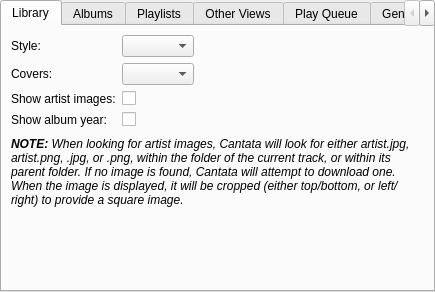
Before: the Qt Designer form gui/interfacesettings.ui in polpo/cantata-mac, drawn with Qt 5.
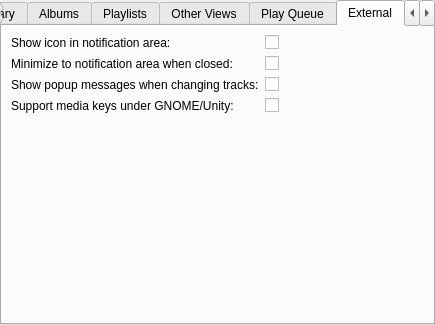
After: the same form once the commit is applied. The open tabs and pages were chosen to show the change. Custom widgets are drawn as their Qt base class.

Commit message: Merge 'External Settings' into 'Interface Settings'

The edit to the form file:
```diff
--- a/gui/interfacesettings.ui
+++ b/gui/interfacesettings.ui
@@ -7,7 +7,7 @@
     <x>0</x>
     <y>0</y>
     <width>435</width>
-    <height>292</height>
+    <height>325</height>
    </rect>
   </property>
   <property name="windowTitle">
@@ -388,6 +388,80 @@
        </item>
       </layout>
      </widget>
+     <widget class="QWidget" name="tab_7">
+      <attribute name="title">
+       <string>External</string>
+      </attribute>
+      <layout class="QFormLayout" name="formLayout_7">
+       <item row="0" column="0">
+        <widget class="BuddyLabel" name="label_10">
+         <property name="text">
+          <string>Show icon in notification area:</string>
+         </property>
+         <property name="buddy">
+          <cstring>systemTrayCheckBox</cstring>
+         </property>
+        </widget>
+       </item>
+       <item row="0" column="1">
+        <widget class="OnOffButton" name="systemTrayCheckBox">
+         <property name="enabled">
+          <bool>true</bool>
+         </property>
+         <property name="text">
+          <string/>
+         </property>
+        </widget>
+       </item>
+       <item row="1" column="0">
+        <widget class="BuddyLabel" name="minimiseOnCloseLabel">
+         <property name="text">
+          <string>Minimize to notification area when closed:</string>
+         </property>
+         <property name="buddy">
+          <cstring>minimiseOnClose</cstring>
+         </property>
+        </widget>
+       </item>
+       <item row="1" column="1">
+        <widget class="OnOffButton" name="minimiseOnClose">
+         <property name="enabled">
+          <bool>true</bool>
+         </property>
+         <property name="text">
+          <string/>
+         </property>
+        </widget>
+       </item>
+       <item row="2" column="0">
+        <widget class="BuddyLabel" name="label_11">
+         <property name="text">
+          <string>Show popup messages when changing tracks:</string>
+         </property>
+         <property name="buddy">
+          <cstring>systemTrayPopup</cstring>
+         </property>
+        </widget>
+       </item>
+       <item row="2" column="1">
+        <widget class="OnOffButton" name="systemTrayPopup">
+         <property name="text">
+          <string/>
+         </property>
+        </widget>
+       </item>
+       <item row="3" column="0">
+        <widget class="QLabel" name="gnomeMediaKeysLabel">
+         <property name="text">
+          <string>Support media keys under GNOME/Unity:</string>
+         </property>
+        </widget>
+       </item>
+       <item row="3" column="1">
+        <widget class="OnOffButton" name="gnomeMediaKeys"/>
+       </item>
+      </layout>
+     </widget>
      <widget class="QWidget" name="tab_4">
       <attribute name="title">
        <string>General</string>
```
The commit also changes 8 other files.
